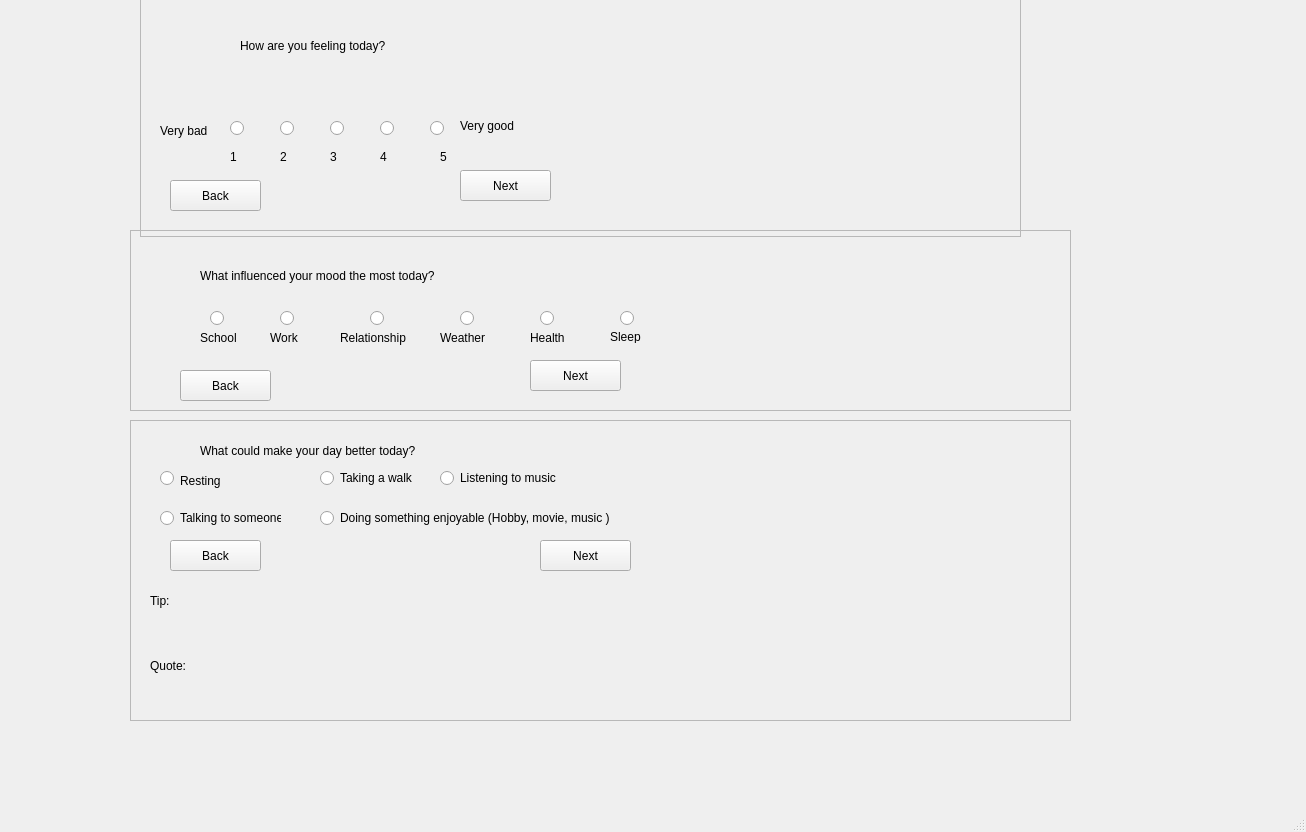
Before: the Qt Designer form view/UI files/mood_tracker.ui in LungoweA/SoulSync, drawn with Qt 5.
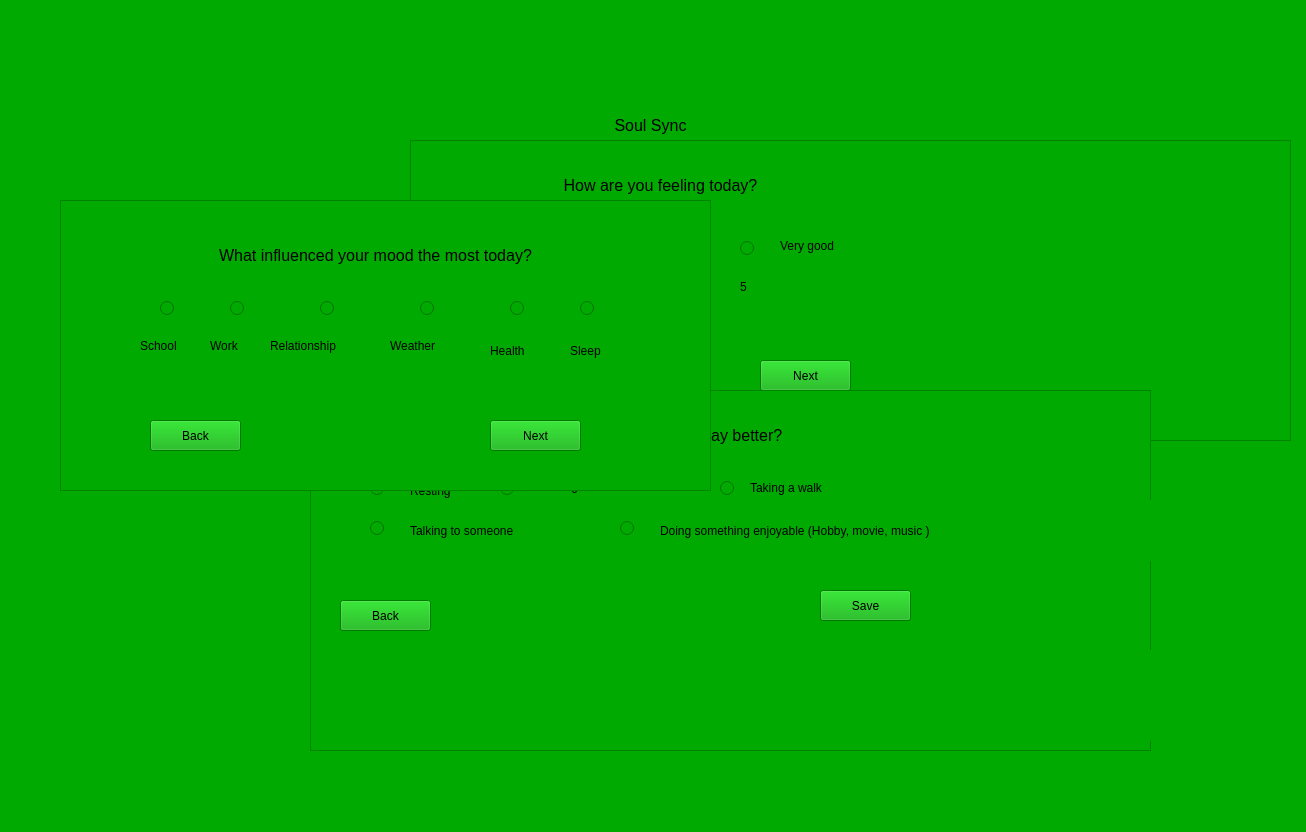
After: the same form once the commit is applied. Icons and pictures are not drawn.

Patch:
```diff
--- a/view/UI files/mood_tracker.ui
+++ b/view/UI files/mood_tracker.ui
@@ -13,17 +13,21 @@
   <property name="windowTitle">
    <string>MainWindow</string>
   </property>
+  <property name="autoFillBackground">
+   <bool>false</bool>
+  </property>
   <property name="styleSheet">
-   <string notr="true">font: 12pt &quot;MS Shell Dlg 2&quot;;</string>
+   <string notr="true">font: 12pt &quot;MS Shell Dlg 2&quot;;
+background-color: rgb(0, 170, 0);</string>
   </property>
   <widget class="QWidget" name="centralwidget">
    <widget class="QFrame" name="mood_question1_frame">
     <property name="geometry">
      <rect>
-      <x>140</x>
-      <y>-20</y>
+      <x>410</x>
+      <y>140</y>
       <width>881</width>
-      <height>257</height>
+      <height>301</height>
      </rect>
     </property>
     <property name="frameShape">
@@ -32,28 +36,11 @@
     <property name="frameShadow">
      <enum>QFrame::Raised</enum>
     </property>
-    <widget class="QLabel" name="label">
-     <property name="geometry">
-      <rect>
-       <x>100</x>
-       <y>50</y>
-       <width>281</width>
-       <height>31</height>
-      </rect>
-     </property>
-     <property name="styleSheet">
-      <string notr="true">font: 75 18pt &quot;Arial&quot;;
-font: 14pt &quot;MS Shell Dlg 2&quot;;</string>
-     </property>
-     <property name="text">
-      <string>How are you feeling today?</string>
-     </property>
-    </widget>
     <widget class="QRadioButton" name="mood_rate1">
      <property name="geometry">
       <rect>
-       <x>90</x>
-       <y>140</y>
+       <x>130</x>
+       <y>100</y>
        <width>86</width>
        <height>17</height>
       </rect>
@@ -68,8 +55,8 @@
     <widget class="QRadioButton" name="mood_rate2">
      <property name="geometry">
       <rect>
-       <x>140</x>
-       <y>140</y>
+       <x>180</x>
+       <y>100</y>
        <width>86</width>
        <height>17</height>
       </rect>
@@ -81,8 +68,8 @@
     <widget class="QRadioButton" name="mood_rate3">
      <property name="geometry">
       <rect>
-       <x>190</x>
-       <y>140</y>
+       <x>230</x>
+       <y>100</y>
        <width>86</width>
        <height>17</height>
       </rect>
@@ -94,8 +81,8 @@
     <widget class="QRadioButton" name="mood_rate4">
      <property name="geometry">
       <rect>
-       <x>240</x>
-       <y>140</y>
+       <x>280</x>
+       <y>100</y>
        <width>86</width>
        <height>17</height>
       </rect>
@@ -107,8 +94,8 @@
     <widget class="QRadioButton" name="mood_rate5">
      <property name="geometry">
       <rect>
-       <x>290</x>
-       <y>140</y>
+       <x>330</x>
+       <y>100</y>
        <width>86</width>
        <height>17</height>
       </rect>
@@ -120,8 +107,8 @@
     <widget class="QLabel" name="label_2">
      <property name="geometry">
       <rect>
-       <x>90</x>
-       <y>170</y>
+       <x>130</x>
+       <y>140</y>
        <width>47</width>
        <height>13</height>
       </rect>
@@ -136,8 +123,8 @@
     <widget class="QLabel" name="label_3">
      <property name="geometry">
       <rect>
-       <x>140</x>
-       <y>170</y>
+       <x>180</x>
+       <y>140</y>
        <width>47</width>
        <height>13</height>
       </rect>
@@ -152,8 +139,8 @@
     <widget class="QLabel" name="label_4">
      <property name="geometry">
       <rect>
-       <x>190</x>
-       <y>170</y>
+       <x>230</x>
+       <y>140</y>
        <width>47</width>
        <height>13</height>
       </rect>
@@ -168,8 +155,8 @@
     <widget class="QLabel" name="label_5">
      <property name="geometry">
       <rect>
-       <x>240</x>
-       <y>170</y>
+       <x>280</x>
+       <y>140</y>
        <width>47</width>
        <height>13</height>
       </rect>
@@ -184,8 +171,8 @@
     <widget class="QLabel" name="label_6">
      <property name="geometry">
       <rect>
-       <x>300</x>
-       <y>170</y>
+       <x>330</x>
+       <y>140</y>
        <width>47</width>
        <height>13</height>
       </rect>
@@ -200,8 +187,8 @@
     <widget class="QLabel" name="label_7">
      <property name="geometry">
       <rect>
-       <x>320</x>
-       <y>130</y>
+       <x>370</x>
+       <y>90</y>
        <width>71</width>
        <height>31</height>
       </rect>
@@ -216,9 +203,9 @@
     <widget class="QLabel" name="label_8">
      <property name="geometry">
       <rect>
-       <x>20</x>
-       <y>140</y>
-       <width>71</width>
+       <x>40</x>
+       <y>90</y>
+       <width>61</width>
        <height>21</height>
       </rect>
      </property>
@@ -232,8 +219,8 @@
     <widget class="QPushButton" name="mood_back_question1">
      <property name="geometry">
       <rect>
-       <x>30</x>
-       <y>200</y>
+       <x>40</x>
+       <y>220</y>
        <width>91</width>
        <height>31</height>
       </rect>
@@ -242,24 +229,11 @@
       <string>Back</string>
      </property>
     </widget>
-    <widget class="QLabel" name="quote_label1">
-     <property name="geometry">
-      <rect>
-       <x>30</x>
-       <y>90</y>
-       <width>381</width>
-       <height>41</height>
-      </rect>
-     </property>
-     <property name="text">
-      <string/>
-     </property>
-    </widget>
     <widget class="QPushButton" name="mood_next_question1">
      <property name="geometry">
       <rect>
-       <x>320</x>
-       <y>190</y>
+       <x>350</x>
+       <y>220</y>
        <width>91</width>
        <height>31</height>
       </rect>
@@ -268,14 +242,99 @@
       <string>Next</string>
      </property>
     </widget>
+    <widget class="QLabel" name="label_24">
+     <property name="geometry">
+      <rect>
+       <x>80</x>
+       <y>20</y>
+       <width>341</width>
+       <height>50</height>
+      </rect>
+     </property>
+     <property name="font">
+      <font>
+       <family>MS Shell Dlg 2</family>
+       <pointsize>12</pointsize>
+       <weight>50</weight>
+       <italic>false</italic>
+       <bold>false</bold>
+      </font>
+     </property>
+     <property name="text">
+      <string>How are you feeling today?</string>
+     </property>
+     <property name="alignment">
+      <set>Qt::AlignCenter</set>
+     </property>
+    </widget>
+    <widget class="QLabel" name="quote_label1">
+     <property name="geometry">
+      <rect>
+       <x>80</x>
+       <y>170</y>
+       <width>541</width>
+       <height>41</height>
+      </rect>
+     </property>
+     <property name="text">
+      <string/>
+     </property>
+    </widget>
+   </widget>
+   <widget class="QLabel" name="label_22">
+    <property name="geometry">
+     <rect>
+      <x>595</x>
+      <y>0</y>
+      <width>111</width>
+      <height>101</height>
+     </rect>
+    </property>
+    <property name="text">
+     <string/>
+    </property>
+    <property name="pixmap">
+     <pixmap>../Soul_Sync_picture.webp</pixmap>
+    </property>
+    <property name="scaledContents">
+     <bool>true</bool>
+    </property>
+    <property name="alignment">
+     <set>Qt::AlignCenter</set>
+    </property>
+   </widget>
+   <widget class="QLabel" name="label_23">
+    <property name="geometry">
+     <rect>
+      <x>570</x>
+      <y>110</y>
+      <width>161</width>
+      <height>30</height>
+     </rect>
+    </property>
+    <property name="font">
+     <font>
+      <family>MS Shell Dlg 2</family>
+      <pointsize>12</pointsize>
+      <weight>50</weight>
+      <italic>false</italic>
+      <bold>false</bold>
+     </font>
+    </property>
+    <property name="text">
+     <string>Soul Sync</string>
+    </property>
+    <property name="alignment">
+     <set>Qt::AlignCenter</set>
+    </property>
    </widget>
    <widget class="QFrame" name="mood_question3_frame">
     <property name="geometry">
      <rect>
-      <x>130</x>
-      <y>420</y>
-      <width>941</width>
-      <height>301</height>
+      <x>310</x>
+      <y>390</y>
+      <width>841</width>
+      <height>361</height>
      </rect>
     </property>
     <property name="frameShape">
@@ -284,24 +343,11 @@
     <property name="frameShadow">
      <enum>QFrame::Raised</enum>
     </property>
-    <widget class="QLabel" name="label_10">
-     <property name="geometry">
-      <rect>
-       <x>70</x>
-       <y>20</y>
-       <width>371</width>
-       <height>21</height>
-      </rect>
-     </property>
-     <property name="text">
-      <string>What could make your day better today?</string>
-     </property>
-    </widget>
     <widget class="QRadioButton" name="mood_rest">
      <property name="geometry">
       <rect>
-       <x>30</x>
-       <y>50</y>
+       <x>60</x>
+       <y>90</y>
        <width>16</width>
        <height>16</height>
       </rect>
@@ -313,8 +359,8 @@
     <widget class="QRadioButton" name="mood_talk">
      <property name="geometry">
       <rect>
-       <x>30</x>
-       <y>90</y>
+       <x>60</x>
+       <y>130</y>
        <width>16</width>
        <height>16</height>
       </rect>
@@ -326,8 +372,8 @@
     <widget class="QRadioButton" name="mood_walk">
      <property name="geometry">
       <rect>
-       <x>190</x>
-       <y>50</y>
+       <x>410</x>
+       <y>90</y>
        <width>16</width>
        <height>16</height>
       </rect>
@@ -339,8 +385,8 @@
     <widget class="QRadioButton" name="mood_enjoy">
      <property name="geometry">
       <rect>
-       <x>190</x>
-       <y>90</y>
+       <x>310</x>
+       <y>130</y>
        <width>16</width>
        <height>16</height>
       </rect>
@@ -352,10 +398,10 @@
     <widget class="QLabel" name="label_16">
      <property name="geometry">
       <rect>
-       <x>50</x>
-       <y>50</y>
-       <width>81</width>
-       <height>21</height>
+       <x>100</x>
+       <y>80</y>
+       <width>111</width>
+       <height>41</height>
       </rect>
      </property>
      <property name="text">
@@ -365,10 +411,10 @@
     <widget class="QLabel" name="label_17">
      <property name="geometry">
       <rect>
-       <x>50</x>
-       <y>90</y>
-       <width>101</width>
-       <height>16</height>
+       <x>100</x>
+       <y>120</y>
+       <width>201</width>
+       <height>41</height>
       </rect>
      </property>
      <property name="text">
@@ -378,9 +424,9 @@
     <widget class="QLabel" name="label_18">
      <property name="geometry">
       <rect>
-       <x>210</x>
-       <y>50</y>
-       <width>81</width>
+       <x>440</x>
+       <y>90</y>
+       <width>141</width>
        <height>16</height>
       </rect>
      </property>
@@ -391,10 +437,10 @@
     <widget class="QLabel" name="label_19">
      <property name="geometry">
       <rect>
-       <x>210</x>
-       <y>90</y>
-       <width>281</width>
-       <height>16</height>
+       <x>350</x>
+       <y>110</y>
+       <width>501</width>
+       <height>61</height>
       </rect>
      </property>
      <property name="text">
@@ -404,8 +450,8 @@
     <widget class="QRadioButton" name="mood_music">
      <property name="geometry">
       <rect>
-       <x>310</x>
-       <y>50</y>
+       <x>190</x>
+       <y>90</y>
        <width>16</width>
        <height>16</height>
       </rect>
@@ -417,10 +463,10 @@
     <widget class="QLabel" name="label_20">
      <property name="geometry">
       <rect>
-       <x>330</x>
-       <y>50</y>
-       <width>101</width>
-       <height>16</height>
+       <x>220</x>
+       <y>80</y>
+       <width>171</width>
+       <height>31</height>
       </rect>
      </property>
      <property name="text">
@@ -430,8 +476,8 @@
     <widget class="QPushButton" name="mood_back_question3">
      <property name="geometry">
       <rect>
-       <x>40</x>
-       <y>120</y>
+       <x>30</x>
+       <y>210</y>
        <width>91</width>
        <height>31</height>
       </rect>
@@ -443,50 +489,75 @@
     <widget class="QPushButton" name="mood_next_question3">
      <property name="geometry">
       <rect>
-       <x>410</x>
-       <y>120</y>
+       <x>510</x>
+       <y>200</y>
        <width>91</width>
        <height>31</height>
       </rect>
      </property>
      <property name="text">
-      <string>Next</string>
+      <string>Save</string>
      </property>
     </widget>
     <widget class="QLabel" name="mood_tip_label">
      <property name="geometry">
       <rect>
-       <x>20</x>
-       <y>160</y>
+       <x>60</x>
+       <y>260</y>
        <width>891</width>
        <height>41</height>
       </rect>
      </property>
      <property name="text">
-      <string>Tip:</string>
+      <string/>
      </property>
     </widget>
     <widget class="QLabel" name="mood_quote_label">
      <property name="geometry">
       <rect>
-       <x>20</x>
-       <y>220</y>
+       <x>60</x>
+       <y>300</y>
        <width>911</width>
        <height>51</height>
       </rect>
      </property>
      <property name="text">
-      <string>Quote: </string>
+      <string/>
+     </property>
+    </widget>
+    <widget class="QLabel" name="label_26">
+     <property name="geometry">
+      <rect>
+       <x>140</x>
+       <y>20</y>
+       <width>421</width>
+       <height>51</height>
+      </rect>
+     </property>
+     <property name="font">
+      <font>
+       <family>MS Shell Dlg 2</family>
+       <pointsize>12</pointsize>
+       <weight>50</weight>
+       <italic>false</italic>
+       <bold>false</bold>
+      </font>
+     </property>
+     <property name="text">
+      <string>What could make your day better?</string>
+     </property>
+     <property name="alignment">
+      <set>Qt::AlignCenter</set>
      </property>
     </widget>
    </widget>
    <widget class="QFrame" name="mood_question2_frame">
     <property name="geometry">
      <rect>
-      <x>130</x>
-      <y>230</y>
-      <width>941</width>
-      <height>181</height>
+      <x>60</x>
+      <y>200</y>
+      <width>651</width>
+      <height>291</height>
      </rect>
     </property>
     <property name="frameShape">
@@ -495,24 +566,11 @@
     <property name="frameShadow">
      <enum>QFrame::Raised</enum>
     </property>
-    <widget class="QLabel" name="label_9">
-     <property name="geometry">
-      <rect>
-       <x>70</x>
-       <y>30</y>
-       <width>401</width>
-       <height>31</height>
-      </rect>
-     </property>
-     <property name="text">
-      <string>What influenced your mood the most today?</string>
-     </property>
-    </widget>
     <widget class="QRadioButton" name="mood_school">
      <property name="geometry">
       <rect>
-       <x>80</x>
-       <y>80</y>
+       <x>100</x>
+       <y>100</y>
        <width>16</width>
        <height>16</height>
       </rect>
@@ -524,8 +582,8 @@
     <widget class="QRadioButton" name="mood_work">
      <property name="geometry">
       <rect>
-       <x>150</x>
-       <y>80</y>
+       <x>170</x>
+       <y>100</y>
        <width>16</width>
        <height>16</height>
       </rect>
@@ -537,8 +595,8 @@
     <widget class="QRadioButton" name="mood_relationship">
      <property name="geometry">
       <rect>
-       <x>240</x>
-       <y>80</y>
+       <x>260</x>
+       <y>100</y>
        <width>16</width>
        <height>16</height>
       </rect>
@@ -550,8 +608,8 @@
     <widget class="QRadioButton" name="mood_weather">
      <property name="geometry">
       <rect>
-       <x>330</x>
-       <y>80</y>
+       <x>360</x>
+       <y>100</y>
        <width>16</width>
        <height>16</height>
       </rect>
@@ -563,8 +621,8 @@
     <widget class="QRadioButton" name="mood_health">
      <property name="geometry">
       <rect>
-       <x>410</x>
-       <y>80</y>
+       <x>450</x>
+       <y>100</y>
        <width>21</width>
        <height>16</height>
       </rect>
@@ -576,10 +634,10 @@
     <widget class="QLabel" name="label_11">
      <property name="geometry">
       <rect>
-       <x>70</x>
-       <y>100</y>
-       <width>41</width>
-       <height>16</height>
+       <x>80</x>
+       <y>130</y>
+       <width>71</width>
+       <height>31</height>
       </rect>
      </property>
      <property name="text">
@@ -589,10 +647,10 @@
     <widget class="QLabel" name="label_12">
      <property name="geometry">
       <rect>
-       <x>140</x>
-       <y>100</y>
-       <width>35</width>
-       <height>16</height>
+       <x>150</x>
+       <y>130</y>
+       <width>61</width>
+       <height>31</height>
       </rect>
      </property>
      <property name="text">
@@ -603,9 +661,9 @@
      <property name="geometry">
       <rect>
        <x>210</x>
-       <y>100</y>
-       <width>71</width>
-       <height>16</height>
+       <y>130</y>
+       <width>111</width>
+       <height>31</height>
       </rect>
      </property>
      <property name="text">
@@ -615,10 +673,10 @@
     <widget class="QLabel" name="label_14">
      <property name="geometry">
       <rect>
-       <x>310</x>
-       <y>100</y>
-       <width>51</width>
-       <height>16</height>
+       <x>330</x>
+       <y>130</y>
+       <width>91</width>
+       <height>31</height>
       </rect>
      </property>
      <property name="text">
@@ -628,10 +686,10 @@
     <widget class="QLabel" name="label_15">
      <property name="geometry">
       <rect>
-       <x>400</x>
-       <y>100</y>
-       <width>41</width>
-       <height>16</height>
+       <x>430</x>
+       <y>130</y>
+       <width>71</width>
+       <height>41</height>
       </rect>
      </property>
      <property name="text">
@@ -641,8 +699,8 @@
     <widget class="QPushButton" name="mood_back_question2">
      <property name="geometry">
       <rect>
-       <x>50</x>
-       <y>140</y>
+       <x>90</x>
+       <y>220</y>
        <width>91</width>
        <height>31</height>
       </rect>
@@ -654,8 +712,8 @@
     <widget class="QPushButton" name="mood_next_question2">
      <property name="geometry">
       <rect>
-       <x>400</x>
-       <y>130</y>
+       <x>430</x>
+       <y>220</y>
        <width>91</width>
        <height>31</height>
       </rect>
@@ -667,10 +725,10 @@
     <widget class="QLabel" name="label_21">
      <property name="geometry">
       <rect>
-       <x>480</x>
-       <y>100</y>
-       <width>47</width>
-       <height>13</height>
+       <x>510</x>
+       <y>130</y>
+       <width>71</width>
+       <height>41</height>
       </rect>
      </property>
      <property name="text">
@@ -680,8 +738,8 @@
     <widget class="QRadioButton" name="mood_sleep">
      <property name="geometry">
       <rect>
-       <x>490</x>
-       <y>80</y>
+       <x>520</x>
+       <y>100</y>
        <width>86</width>
        <height>17</height>
       </rect>
@@ -690,6 +748,34 @@
       <string/>
      </property>
     </widget>
+    <widget class="QLabel" name="label_25">
+     <property name="enabled">
+      <bool>true</bool>
+     </property>
+     <property name="geometry">
+      <rect>
+       <x>80</x>
+       <y>30</y>
+       <width>471</width>
+       <height>50</height>
+      </rect>
+     </property>
+     <property name="font">
+      <font>
+       <family>MS Shell Dlg 2</family>
+       <pointsize>12</pointsize>
+       <weight>50</weight>
+       <italic>false</italic>
+       <bold>false</bold>
+      </font>
+     </property>
+     <property name="text">
+      <string>What influenced your mood the most today?</string>
+     </property>
+     <property name="alignment">
+      <set>Qt::AlignCenter</set>
+     </property>
+    </widget>
    </widget>
   </widget>
   <widget class="QMenuBar" name="menubar">
```
